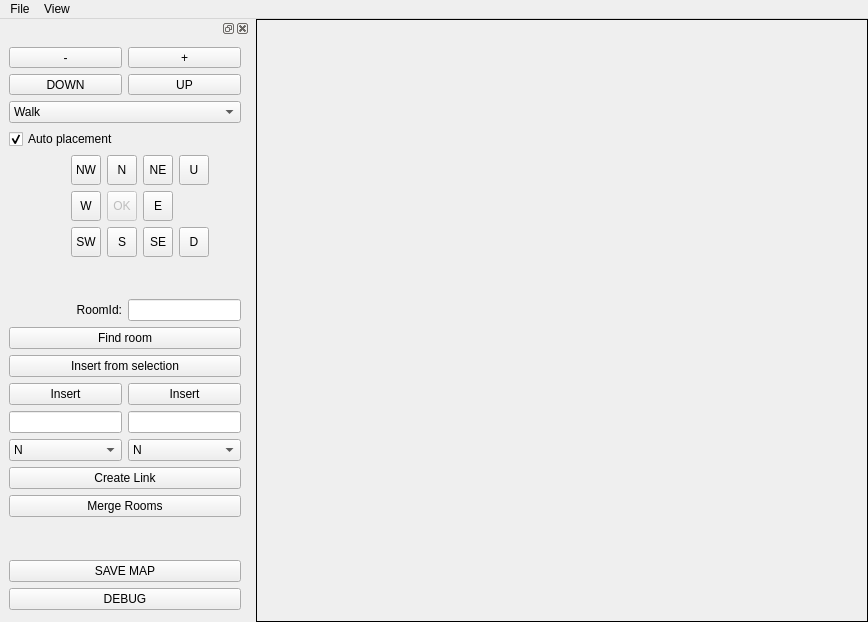
michael-donat/tf-mapper, file version4/ui/main.ui: the form before one commit.
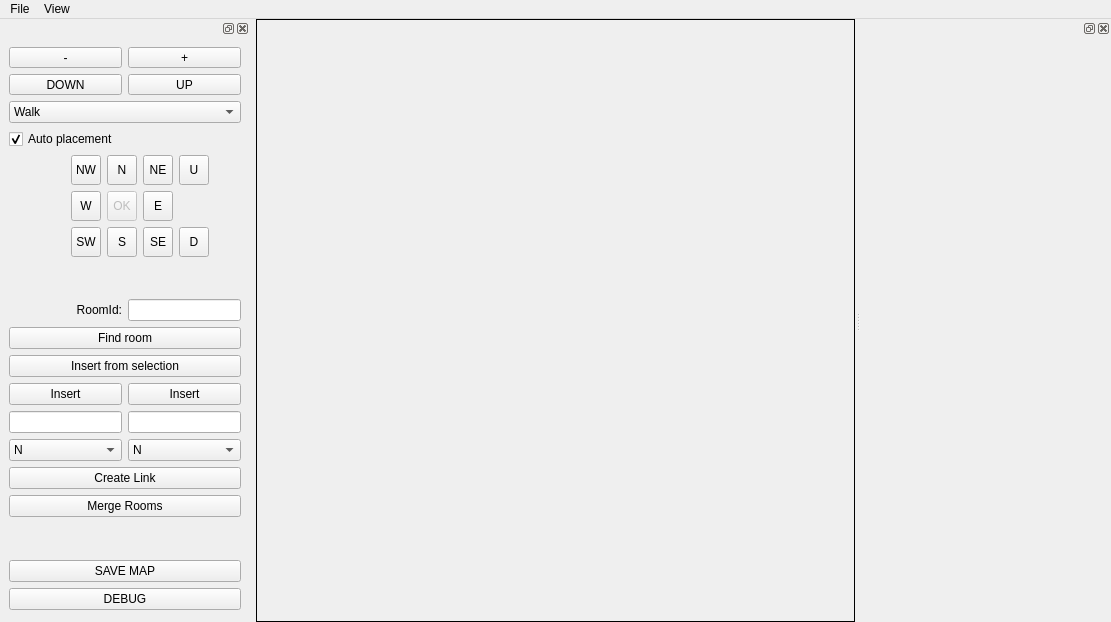
The form after the commit.

Commit message: another panel

Patch:
```diff
--- a/version4/ui/main.ui
+++ b/version4/ui/main.ui
@@ -6,7 +6,7 @@
    <rect>
     <x>0</x>
     <y>0</y>
-    <width>868</width>
+    <width>1111</width>
     <height>622</height>
    </rect>
   </property>
@@ -41,7 +41,7 @@
     <rect>
      <x>0</x>
      <y>0</y>
-     <width>868</width>
+     <width>1111</width>
      <height>22</height>
     </rect>
    </property>
@@ -713,6 +713,27 @@
     </layout>
    </widget>
   </widget>
+  <widget class="QDockWidget" name="uiComponentPropertiesPanel">
+   <property name="sizePolicy">
+    <sizepolicy hsizetype="Minimum" vsizetype="Minimum">
+     <horstretch>0</horstretch>
+     <verstretch>0</verstretch>
+    </sizepolicy>
+   </property>
+   <property name="minimumSize">
+    <size>
+     <width>250</width>
+     <height>400</height>
+    </size>
+   </property>
+   <property name="allowedAreas">
+    <set>Qt::RightDockWidgetArea</set>
+   </property>
+   <attribute name="dockWidgetArea">
+    <number>2</number>
+   </attribute>
+   <widget class="QWidget" name="uiComponentPropertiesPanel_2"/>
+  </widget>
   <action name="menuActionNew">
    <property name="text">
     <string>New</string>
```
Left out of the diff: 124 changed lines with no effect on the pictures.
